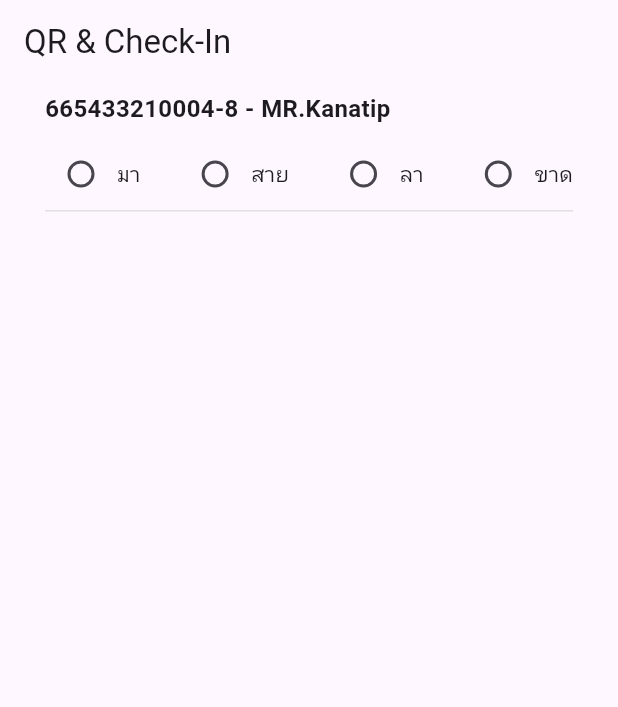
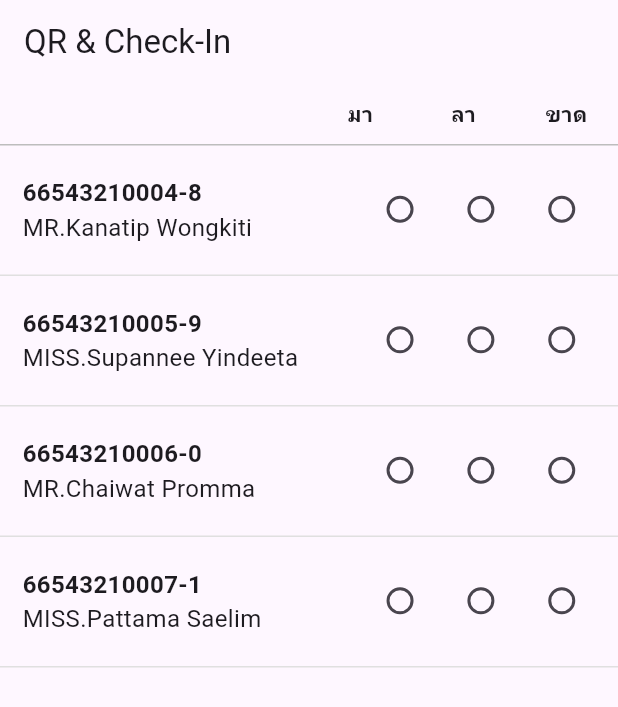
Before and after one commit to DemoEto/trackStatus_flutter, a Flutter app: the QrCheckinPage screen opened by its route, on a phone screen of 412 x 824 dp. Shown: the top 707 px of the screen. Run offline on Flutter 3.47's test engine with Material 3 defaults, Android fonts, the phone set to English and light mode, and no system bars; our stand-ins replace cloud_firestore, firebase_auth, firebase_core, font_awesome_flutter, go_router; accounts and stored records are empty.

Commit message:
U:build student row

```diff
--- /dev/null
+++ b/lib/models/student_model.dart
@@ -0,0 +1,7 @@
+class Student {
+  final String id;
+  final String name;
+  String? status; // สามารถเป็น null ได้ถ้ายังไม่ได้เลือก
+
+  Student({required this.id, required this.name, this.status});
+}
--- a/lib/pages/qr_checkin_page.dart
+++ b/lib/pages/qr_checkin_page.dart
@@ -1,7 +1,7 @@
 import 'package:flutter/material.dart';
 import 'package:font_awesome_flutter/font_awesome_flutter.dart';
 
-import '../routes/app_route.dart';
+import '../models/student_model.dart';
 
 class QrCheckinPage extends StatefulWidget {
   const QrCheckinPage({super.key});
@@ -11,12 +11,17 @@ class QrCheckinPage extends StatefulWidget {
 }
 
 class _QrCheckinPageState extends State<QrCheckinPage> {
-  String? selectedStatus;
 
-  Widget _stuList({required String title, required String subtitle}) {
-    return Padding(
-      padding: const EdgeInsets.symmetric(horizontal: 30.0, vertical: 5.0),
-      child: Container(
+  final List<Student> students = [
+    Student(id: '66543210004-8', name: 'MR.Kanatip Wongkiti'),
+    Student(id: '66543210005-9', name: 'MISS.Supannee Yindeeta'),
+    Student(id: '66543210006-0', name: 'MR.Chaiwat Promma'),
+    Student(id: '66543210007-1', name: 'MISS.Pattama Saelim'),
+    // เพิ่มนักเรียนคนอื่นๆ ได้ที่นี่
+  ];
+
+  Widget _buildStudentRow({required Student student}) {
+    return Container(
       decoration: BoxDecoration(
         border: Border(
           bottom: BorderSide(
@@ -25,64 +30,95 @@ class _QrCheckinPageState extends State<QrCheckinPage> {
           ),
         ),
       ),
+      padding: const EdgeInsets.symmetric(vertical: 10.0),
+      child: Padding(
+        padding: const EdgeInsets.symmetric(horizontal: 15.0,vertical: 10.0), // PADDING นี้
+        child: Row(
+          crossAxisAlignment: CrossAxisAlignment.start,
+          children: [
+            Expanded( // ส่วนของ Text
+              flex: 3,
               child: Column(
                 crossAxisAlignment: CrossAxisAlignment.start,
                 children: [
-            // แสดงรหัสนักเรียน + ชื่อ
                   Text(
-              '${'665433210004-8'} - ${'MR.Kanatip'}',
+                    student.id,
                     style: const TextStyle(fontSize: 16, fontWeight: FontWeight.bold),
                   ),
-            const SizedBox(height: 8),
-
-            // แถวเลือกสถานะมาเรียน
-            Row(
+                  Text(
+                    student.name,
+                    style: const TextStyle(fontSize: 16),
+                  ),
+                ],
+              ),
+            ),
+            Expanded( // ส่วนของ Radio buttons
+              flex: 2,
+              child: Row(
                 mainAxisAlignment: MainAxisAlignment.spaceBetween,
                 children: [
-                _buildRadio("present", "มา"),
-                _buildRadio("late", "สาย"),
-                _buildRadio("leave", "ลา"),
-                _buildRadio("absent", "ขาด"),
+                  _buildRadioForStudent(student, "present"),
+                  _buildRadioForStudent(student, "leave"),
+                  _buildRadioForStudent(student, "absent"),
                 ],
+              ),
             ),
           ],
         ),
       ),
     );
   }
-
-  // ฟังก์ชันสร้าง radio ปุ่ม
-  Widget _buildRadio(String value, String label) {
-    return Row(
-      children: [
+  // ฟังก์ชันสร้าง radio ปุ่มสำหรับนักเรียนแต่ละคน
+  Widget _buildRadioForStudent(Student student, String value) {
+    return SizedBox( // ใช้ Expanded เพื่อกระจายพื้นที่ให้เท่ากัน
+        width:45,
+        height: 45,
+        child:
           Radio<String>(
             value: value,
-          groupValue: selectedStatus,
+            groupValue: student.status, // ใช้สถานะของนักเรียนแต่ละคน
             onChanged: (newValue) {
               setState(() {
-              selectedStatus = newValue;
+                student.status = newValue;
               });
             },
           ),
-        Text(label),
-      ],
     );
   }
 
   @override
   Widget build(BuildContext context) {
     return Scaffold(
-      appBar: AppBar(title: Text('QR & Check-In')),
-      body:
-          ListView(
+      appBar: AppBar(title: const Text('QR & Check-In')),
+      body: Column(
         children: [
-              _stuList(
-                title: '66543210004-8',
-                subtitle: 'MR.Kanatip Wongkiti'
+          // ส่วนหัวของตาราง: มา ลา ขาด
+          Padding(
+            padding: const EdgeInsets.symmetric(horizontal: 0.0, vertical: 10.0), // PADDING นี้
+            child: Row(
+              mainAxisAlignment: MainAxisAlignment.end,
+              children: [
+                const Expanded(flex: 3, child: SizedBox.shrink()), // พื้นที่สำหรับชื่อ
+                Expanded(child: Center(child: Text("มา", style: TextStyle(fontWeight: FontWeight.bold)))),
+                Expanded(child: Center(child: Text("ลา", style: TextStyle(fontWeight: FontWeight.bold)))),
+                Expanded(child: Center(child: Text("ขาด", style: TextStyle(fontWeight: FontWeight.bold)))),
+              ],
+            ),
+          ),
+          // เส้นแบ่งส่วนหัวและรายการนักเรียน
+          Divider(color: Colors.grey.shade400, height: 1, thickness: 1),
+
+          // รายการนักเรียน
+          Expanded(
+            child: ListView.builder(
+              itemCount: students.length,
+              itemBuilder: (context, index) {
+                return _buildStudentRow(student: students[index]);
+              },
+            ),
           ),
         ],
       ),
-
     );
   }
 }
```
Lines whose indentation alone changed are shown as unchanged.
